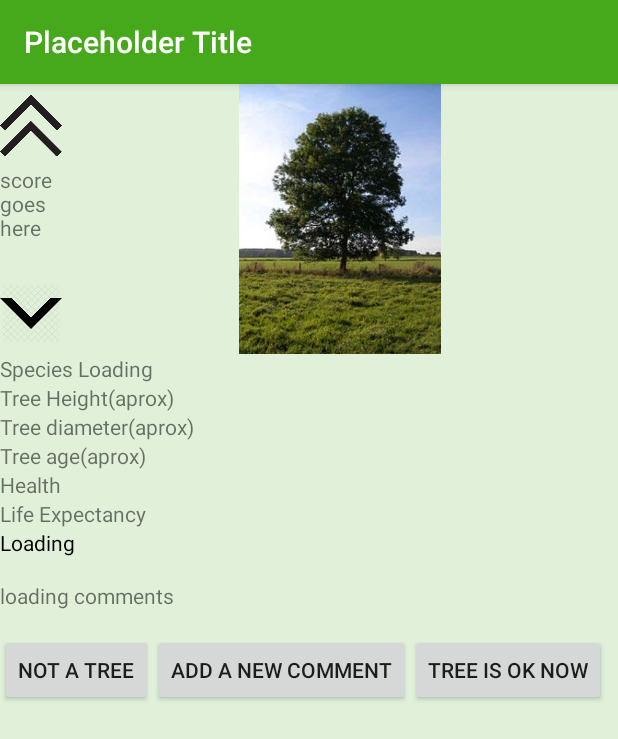
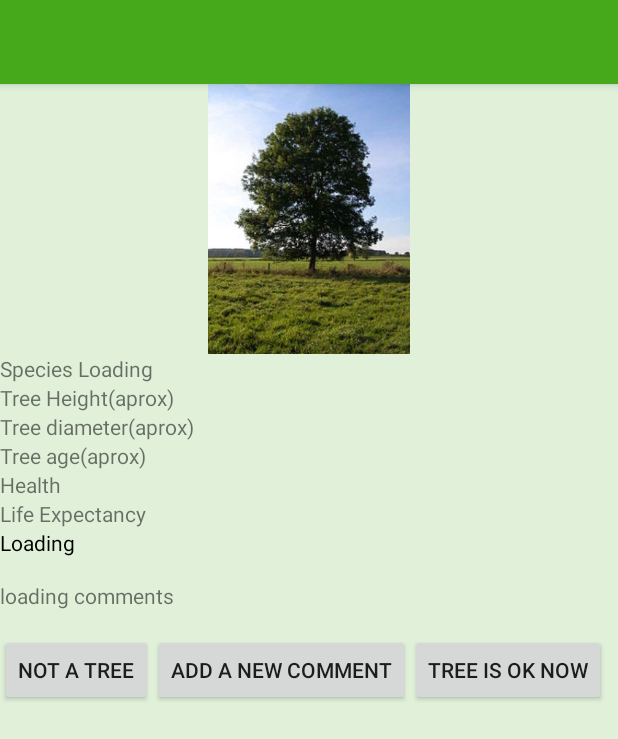
Before and after one commit to Sameer0201/LeafSpace, an Android app: the dataView screen opened directly, with no data from a screen before it, on a phone screen of 412 x 824 dp. Shown: the top 739 px of the screen. Run offline under Robolectric (Android 15) with nearby library versions, the light colour scheme and no system bars; our stand-ins replace Firebase (no records; nobody signed in at launch, a user with empty details on screens opened directly); 11 statements that could not run were skipped.

Commit message:
some changes

```diff
--- a/app/src/main/java/com/example/treesquad/leafspace/dataView.java
+++ b/app/src/main/java/com/example/treesquad/leafspace/dataView.java
@@ -57,8 +57,13 @@ public class dataView extends AppCompatActivity implements Api.Callback {
       } catch (NullPointerException e){
           Log.i("DATAVIEW","Failed to get the age");
       }
-        ((TextView) findViewById(R.id.dataText)).setText("Recommended Action:"+treeRecord.recommendations+"\n\n");
+      try {
+          ((TextView) findViewById(R.id.dataText)).setText("Recommended Action:" + treeRecord.recommendations + "\n\n");
+      } catch (NullPointerException e){
+
+      }
         ((TextView) findViewById(R.id.diam)).setText("Diameter:"+Double.toString(treeRecord.diameter));
+
         ((TextView) findViewById(R.id.height)).setText("Height:"+Double.toString(treeRecord.height));
         ((TextView) findViewById(R.id.life)).setText("Life expectancy:"+Double.toString(treeRecord.lifeExpectancy));
 
@@ -66,7 +71,7 @@ public class dataView extends AppCompatActivity implements Api.Callback {
 
 
 
-        String s = "Placeholder Title";
+        String s =treeRecord.species;
         setTitle(s);
         getComments();
         //TextView textView = (TextView) findViewById(R.id.dataText);
--- a/app/src/main/res/layout/activity_data_view.xml
+++ b/app/src/main/res/layout/activity_data_view.xml
@@ -28,32 +28,32 @@
                     android:layout_height="wrap_content"
                     android:orientation="horizontal">
 
-                    <LinearLayout
-                        android:layout_width="match_parent"
-                        android:layout_height="match_parent"
-                        android:layout_weight="9"
-                        android:orientation="vertical">
+                    <!--<LinearLayout-->
+                        <!--android:layout_width="match_parent"-->
+                        <!--android:layout_height="match_parent"-->
+                        <!--android:layout_weight="9"-->
+                        <!--android:orientation="vertical">-->
 
-                        <ImageView
-                            android:layout_width="match_parent"
-                            android:layout_height="90dp"
-                            android:layout_weight="1"
-                            android:onClick="onUpvote"
-                            android:src="@drawable/uparrow" />
+                        <!--<ImageView-->
+                            <!--android:layout_width="match_parent"-->
+                            <!--android:layout_height="90dp"-->
+                            <!--android:layout_weight="1"-->
+                            <!--android:onClick="onUpvote"-->
+                            <!--android:src="@drawable/uparrow" />-->
 
-                        <TextView
-                            android:layout_width="match_parent"
-                            android:layout_height="match_parent"
-                            android:layout_weight="3"
-                            android:text="score goes here" />
+                        <!--<TextView-->
+                            <!--android:layout_width="match_parent"-->
+                            <!--android:layout_height="match_parent"-->
+                            <!--android:layout_weight="3"-->
+                            <!--android:text="score goes here" />-->
 
-                        <ImageView
-                            android:layout_width="match_parent"
-                            android:layout_height="90dp"
-                            android:layout_weight="1"
-                            android:onClick="onDownvote"
-                            android:src="@drawable/downarrow" />
-                    </LinearLayout>
+                        <!--<ImageView-->
+                            <!--android:layout_width="match_parent"-->
+                            <!--android:layout_height="90dp"-->
+                            <!--android:layout_weight="1"-->
+                            <!--android:onClick="onDownvote"-->
+                            <!--android:src="@drawable/downarrow" />-->
+                    <!--</LinearLayout>-->
 
                     <ImageView
                         android:id="@+id/imageView"
```
